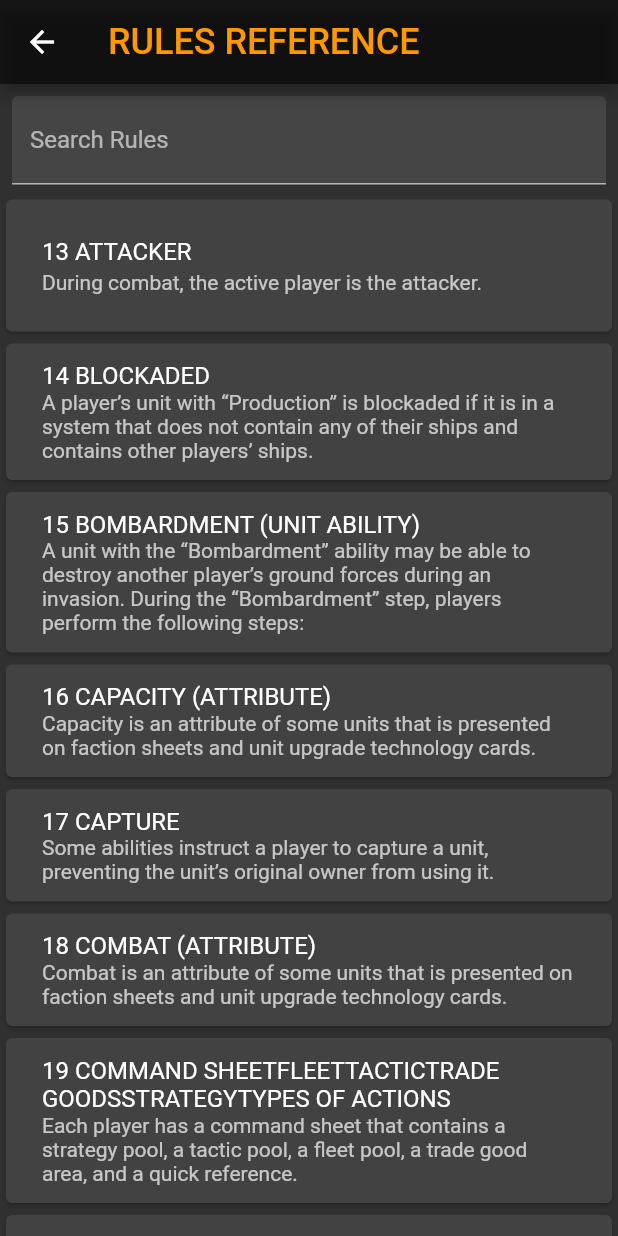
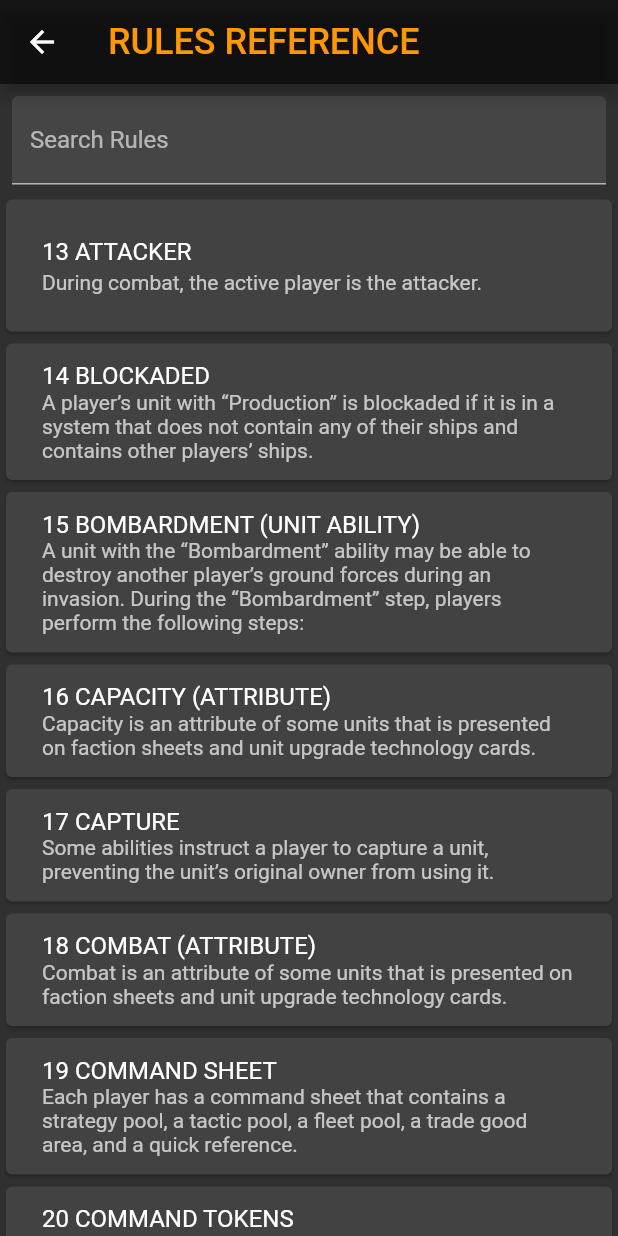
Before and after one commit to SamMalcolm/twilight-imperium-companion-app, a Flutter app: the RulesReferenceView screen opened directly, scrolled down 1152 dp, on a phone screen of 412 x 824 dp. Run offline on Flutter 3.47's test engine with Material 2 defaults, Android fonts, the phone set to English and light mode, and no system bars; Roboto replaces fonts that are missing (Ambroise, Handel).

Commit message:
updated rules reference

```diff
--- a/lib/rules-reference-data.dart
+++ b/lib/rules-reference-data.dart
@@ -256,7 +256,7 @@ List<Map> rules = [
     ]
   },
   {
-    "title": "COMMAND SHEETFLEETTACTICTRADE GOODSSTRATEGYTYPES OF ACTIONS",
+    "title": "COMMAND SHEET",
     "number": "19",
     "sub_text": [
       "Each player has a command sheet that contains a strategy pool, a tactic pool, a fleet pool, a trade good area, and a quick reference.",
@@ -822,7 +822,7 @@ List<Map> rules = [
     ]
   },
   {
-    "title": "PLANETST",
+    "title": "PLANETS",
     "number": "64",
     "sub_text": [
       "Planets provide players with resources and influence. Planets are on system tiles and each has a name, a resource value, and an influence value. Some planets also have traits.",
```
